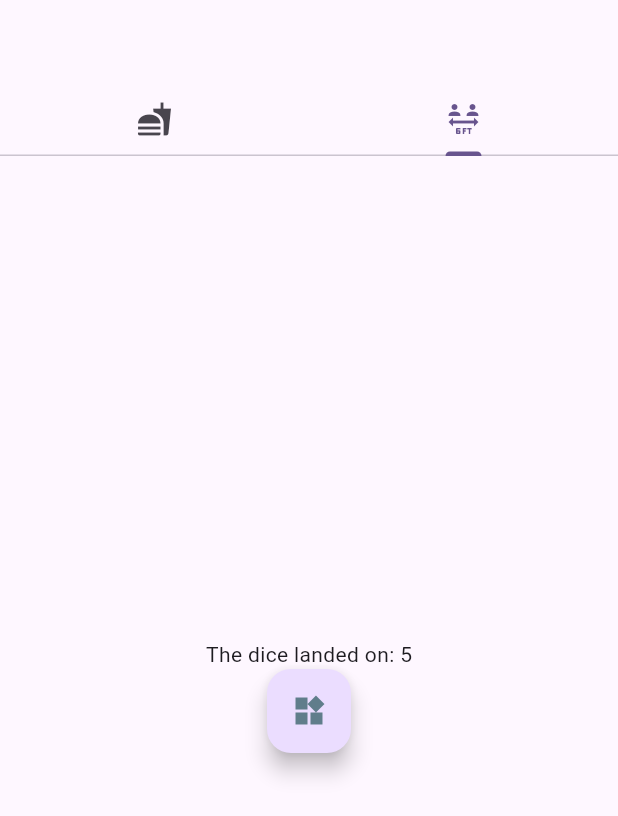
After one commit to andr515i/every_school_project_but_in_flutter, a Flutter app: the screen it shows after launch, tab 2 chosen, after a tap on the "now widgets" icon, on a phone screen of 412 x 824 dp. The commit adds this screen. Shown: the top 816 px of the screen. Run offline on Flutter 3.47's test engine with Material 3 defaults, Android fonts, the phone set to English and light mode, and no system bars; our stand-ins replace bloc, equatable, firebase_messaging, flutter_bloc, flutter_local_notifications, flutter_secure_storage; accounts and stored records are empty.

Commit message:
bmi calculator done. dice thrower done. should add comments before moving on.

```diff
--- /dev/null
+++ b/lib/bloc/blocs/LeDice_bloc.dart
@@ -0,0 +1,39 @@
+import 'dart:math';
+import 'dart:ui';
+
+import 'package:every_school_project_but_in_flutter/bloc/events/LeDice/DiceThrowEvent.dart';
+import 'package:every_school_project_but_in_flutter/bloc/states/LeDice/LeDice_State.dart';
+import 'package:flutter/material.dart';
+import 'package:flutter_bloc/flutter_bloc.dart';
+
+class LeDiceBloc extends Bloc<LeDiceThrowInterface, LeDiceState> {
+  LeDiceBloc() : super(LeDiceState()) {
+    on<LeDiceThrowEvent>((event, emit) {
+      int newDiceNumber = Random().nextInt(6) + 1;
+      Color newColor = Colors.white;
+      switch (newDiceNumber) {
+        case 1:
+          newColor = Colors.black;
+          break;
+        case 2:
+          newColor = Colors.orange;
+          break;
+        case 3:
+          newColor = Colors.yellow;
+          break;
+        case 4:
+          newColor = Colors.greenAccent;
+          break;
+        case 5:
+          newColor = Colors.blueGrey;
+          break;
+        case 6:
+          newColor = Colors.red;
+          break;
+        default:
+          break;
+      }
+      emit(state.copyWith(color: newColor, currentDiceNumber: newDiceNumber));
+    });
+  }
+}
--- /dev/null
+++ b/lib/bloc/events/LeDice/DiceThrowEvent.dart
@@ -0,0 +1,6 @@
+import 'package:flutter/material.dart';
+
+@immutable
+abstract class LeDiceThrowInterface {}
+
+class LeDiceThrowEvent extends LeDiceThrowInterface {}
--- /dev/null
+++ b/lib/bloc/states/LeDice/LeDice_State.dart
@@ -0,0 +1,17 @@
+import 'package:equatable/equatable.dart';
+import 'package:flutter/material.dart';
+
+abstract class LeDiceStateInterface extends Equatable {}
+
+class LeDiceState {
+  final int currentDiceNumber;
+  final Color color;
+
+  LeDiceState({this.color = Colors.white, this.currentDiceNumber = 0});
+
+  LeDiceState copyWith({Color? color, int? currentDiceNumber}) {
+    return LeDiceState(
+        color: color ?? this.color,
+        currentDiceNumber: currentDiceNumber ?? this.currentDiceNumber);
+  }
+}
--- a/lib/main.dart
+++ b/lib/main.dart
@@ -1,7 +1,9 @@
+import 'package:every_school_project_but_in_flutter/bloc/blocs/LeDice_bloc.dart';
 import 'package:every_school_project_but_in_flutter/bloc/blocs/bmi_calculator_bloc.dart';
 import 'package:every_school_project_but_in_flutter/bloc/blocs/counter_bloc.dart';
 import 'package:every_school_project_but_in_flutter/bloc/blocs/random_bloc.dart';
 import 'package:every_school_project_but_in_flutter/screens/CameraScreen.dart';
+import 'package:every_school_project_but_in_flutter/screens/LeDiceScreen.dart';
 import 'package:every_school_project_but_in_flutter/screens/bmi_calculator_screen.dart';
 import 'package:every_school_project_but_in_flutter/screens/counterScreen.dart';
 import 'package:every_school_project_but_in_flutter/screens/galleryScreen.dart';
@@ -23,6 +25,7 @@ class MyApp extends StatelessWidget {
           BlocProvider(create: ((context) => BmiCalculatorBloc())),
           BlocProvider(create: ((context) => CounterChangeBloc())),
           BlocProvider(create: ((context) => RandomNumberBloc())),
+          BlocProvider(create: ((context) => LeDiceBloc())),
         ],
         child: MaterialApp(
           title: 'Every Project in Flutter',
@@ -52,22 +55,20 @@ class _MyHomePageState extends State<MyHomePage> {
   @override
   Widget build(BuildContext context) {
     return DefaultTabController(
-      length: 1,
+      length: 2,
       child: Scaffold(
         appBar: AppBar(
           bottom: const TabBar(
             tabs: [
-              Tab(icon: Icon(Icons.fastfood)), // goto camera
-              // Tab(icon: Icon(Icons.camera)), // goto camera
-              // Tab(icon: Icon(Icons.photo)), // goto gallery
+              Tab(icon: Icon(Icons.fastfood)), // goto bmi screen
+              Tab(icon: Icon(Icons.six_ft_apart)), // goto dice thrower
             ],
           ),
         ),
         body: const TabBarView(
           children: [
-            BmiCalculatorScreen()
-            // CameraScreen(), // show camera
-            // GalleryScreen(), // show gallery
+            BmiCalculatorScreen(),
+            LeDiceScreen(),
           ],
         ),
       ),
--- /dev/null
+++ b/lib/screens/LeDiceScreen.dart
@@ -0,0 +1,60 @@
+import 'dart:ui';
+
+import 'package:every_school_project_but_in_flutter/bloc/blocs/LeDice_bloc.dart';
+import 'package:every_school_project_but_in_flutter/bloc/blocs/bmi_calculator_bloc.dart';
+import 'package:every_school_project_but_in_flutter/bloc/events/LeDice/DiceThrowEvent.dart';
+import 'package:every_school_project_but_in_flutter/bloc/events/bmi_calculator/bmi_calculator_event.dart';
+import 'package:every_school_project_but_in_flutter/bloc/states/LeDice/LeDice_State.dart';
+import 'package:every_school_project_but_in_flutter/bloc/states/bmi_calculator/bmi_calculator_state.dart';
+import 'package:flutter/material.dart';
+import 'package:flutter/services.dart';
+import 'package:flutter_bloc/flutter_bloc.dart';
+import 'package:http/http.dart';
+
+class LeDiceScreen extends StatefulWidget {
+  const LeDiceScreen({
+    super.key,
+  });
+  @override
+  State<LeDiceScreen> createState() {
+    return LeDiceScreenState();
+  }
+}
+
+class LeDiceScreenState extends State<LeDiceScreen> {
+  final formKey = GlobalKey<FormState>();
+
+  @override
+  void initState() {
+    super.initState();
+  }
+
+  @override
+  void dispose() {
+    // dispose bloc if you use subscriptions in bloc
+    super.dispose();
+  }
+
+  @override
+  Widget build(BuildContext context) {
+    return BlocConsumer<LeDiceBloc, LeDiceState>(
+      listener: (context, state) {},
+      builder: (context, state) {
+        return Material(
+            child: Column(
+              mainAxisAlignment: MainAxisAlignment.center,
+          children: [
+            Text('The dice landed on: ${state.currentDiceNumber}'),
+            FloatingActionButton(
+                onPressed: () => BlocProvider.of<LeDiceBloc>(context)
+                    .add(LeDiceThrowEvent()),
+                child: Icon(
+                  Icons.widgets,
+                  color: state.color,
+                )),
+          ],
+        ));
+      },
+    );
+  }
+}
```
Also changed, not shown: lib/bloc/blocs/bmi_calculator_bloc.dart (+8 -4 lines), lib/bloc/states/bmi_calculator/bmi_calculator_state.dart (+8 -10 lines), lib/screens/bmi_calculator_screen.dart (+44 -63 lines).
